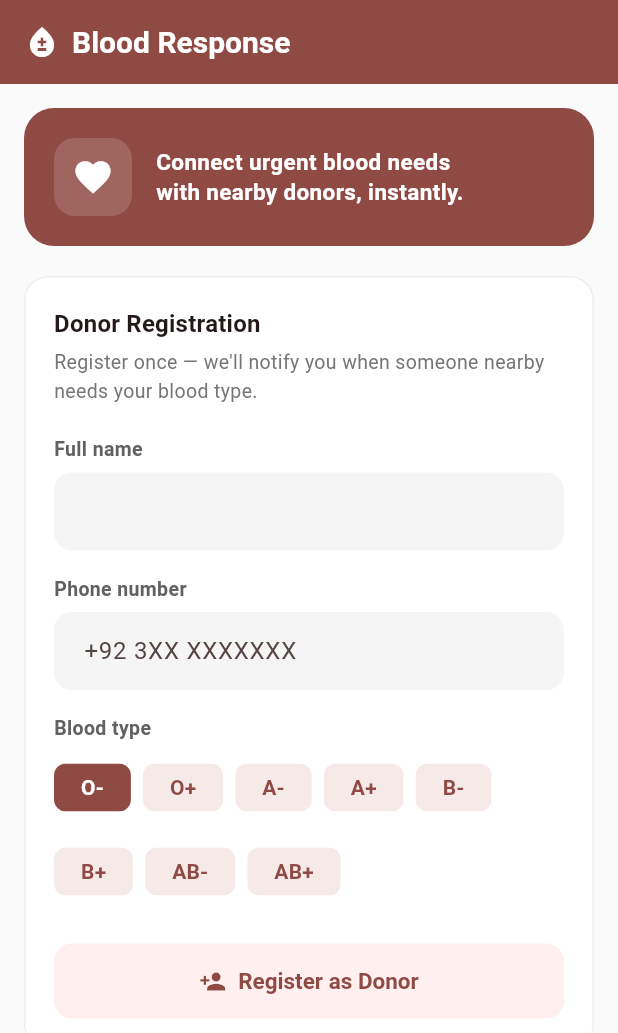
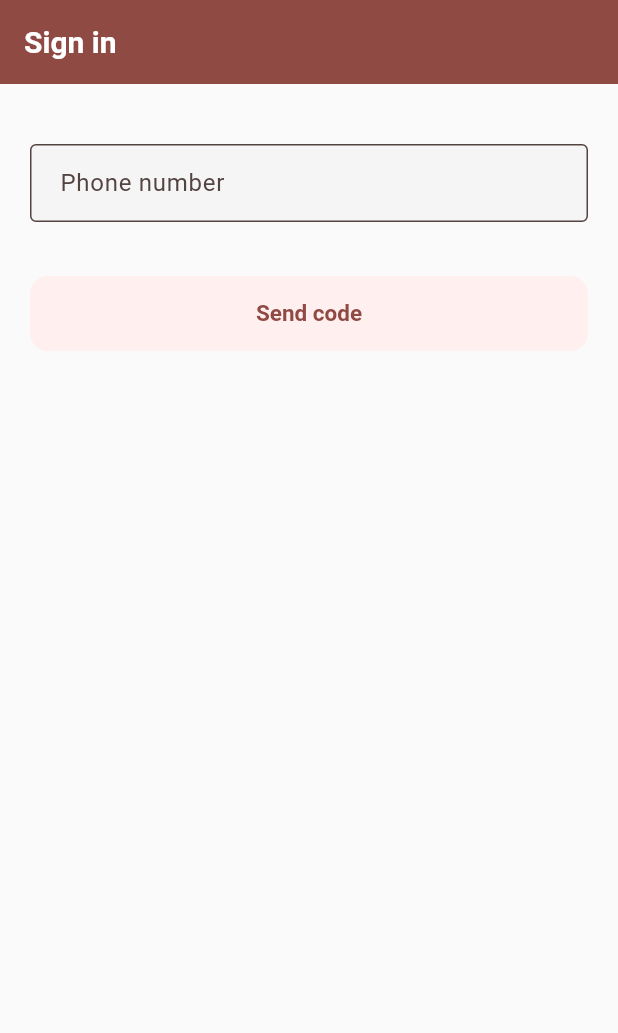
Before and after one commit to SufyanSaleem909/blood-response-system, a Flutter app: the screen it shows after launch, on a phone screen of 412 x 824 dp. Shown: the top 1033 px of the screen. Run offline on Flutter 3.47's test engine with Material 3 defaults, Android fonts, the phone set to English and light mode, and no system bars; our stand-ins replace firebase_core, firebase_messaging, geolocator, shared_preferences; accounts and stored records are empty.

```diff
--- /dev/null
+++ b/mobile/lib/auth_screen.dart
@@ -0,0 +1,140 @@
+import 'dart:convert';
+import 'package:flutter/material.dart';
+import 'package:http/http.dart' as http;
+import 'package:shared_preferences/shared_preferences.dart';
+
+const String baseUrl = "http://192.168.100.53:8000"; // match main.dart
+
+class AuthScreen extends StatefulWidget {
+  final Widget Function(String token, String? userId, String phone)
+  onAuthenticated;
+  const AuthScreen({super.key, required this.onAuthenticated});
+
+  @override
+  State<AuthScreen> createState() => _AuthScreenState();
+}
+
+class _AuthScreenState extends State<AuthScreen> {
+  final phoneCtrl = TextEditingController();
+  final codeCtrl = TextEditingController();
+  bool otpSent = false;
+  bool isLoading = false;
+
+  Future<void> _requestOtp() async {
+    if (phoneCtrl.text.trim().isEmpty) return;
+    setState(() => isLoading = true);
+    try {
+      final res = await http.post(
+        Uri.parse("$baseUrl/auth/request-otp"),
+        headers: {"Content-Type": "application/json"},
+        body: jsonEncode({"phone_number": phoneCtrl.text.trim()}),
+      );
+      if (res.statusCode == 200) {
+        setState(() => otpSent = true);
+        _showSnack("OTP sent — check backend console (dev mode).");
+      } else {
+        _showSnack("Failed to request OTP: ${res.body}");
+      }
+    } catch (e) {
+      _showSnack("Connection error: $e");
+    } finally {
+      setState(() => isLoading = false);
+    }
+  }
+
+  Future<void> _verifyOtp() async {
+    if (codeCtrl.text.trim().isEmpty) return;
+    setState(() => isLoading = true);
+    try {
+      final res = await http.post(
+        Uri.parse("$baseUrl/auth/verify-otp"),
+        headers: {"Content-Type": "application/json"},
+        body: jsonEncode({
+          "phone_number": phoneCtrl.text.trim(),
+          "code": codeCtrl.text.trim(),
+        }),
+      );
+      if (res.statusCode == 200) {
+        final data = jsonDecode(res.body);
+        final prefs = await SharedPreferences.getInstance();
+        await prefs.setString("access_token", data["access_token"]);
+        if (data["user_id"] != null) {
+          await prefs.setString("user_id", data["user_id"]);
+        }
+        await prefs.setString("phone_number", phoneCtrl.text.trim());
+
+        if (!mounted) return;
+        Navigator.pushReplacement(
+          context,
+          MaterialPageRoute(
+            builder: (_) => widget.onAuthenticated(
+              data["access_token"],
+              data["user_id"],
+              phoneCtrl.text.trim(),
+            ),
+          ),
+        );
+      } else {
+        _showSnack("Invalid code: ${res.body}");
+      }
+    } catch (e) {
+      _showSnack("Connection error: $e");
+    } finally {
+      setState(() => isLoading = false);
+    }
+  }
+
+  void _showSnack(String msg) {
+    if (!mounted) return;
+    ScaffoldMessenger.of(context).showSnackBar(SnackBar(content: Text(msg)));
+  }
+
+  @override
+  Widget build(BuildContext context) {
+    return Scaffold(
+      appBar: AppBar(title: const Text("Sign in")),
+      body: Padding(
+        padding: const EdgeInsets.all(20),
+        child: Column(
+          crossAxisAlignment: CrossAxisAlignment.stretch,
+          children: [
+            const SizedBox(height: 20),
+            TextField(
+              controller: phoneCtrl,
+              enabled: !otpSent,
+              keyboardType: TextInputType.phone,
+              decoration: const InputDecoration(
+                labelText: "Phone number",
+                hintText: "+92 3XX XXXXXXX",
+                border: OutlineInputBorder(),
+              ),
+            ),
+            const SizedBox(height: 16),
+            if (otpSent)
+              TextField(
+                controller: codeCtrl,
+                keyboardType: TextInputType.number,
+                decoration: const InputDecoration(
+                  labelText: "6-digit code",
+                  border: OutlineInputBorder(),
+                ),
+              ),
+            const SizedBox(height: 20),
+            ElevatedButton(
+              onPressed: isLoading
+                  ? null
+                  : (otpSent ? _verifyOtp : _requestOtp),
+              child: isLoading
+                  ? const SizedBox(
+                      width: 18,
+                      height: 18,
+                      child: CircularProgressIndicator(strokeWidth: 2),
+                    )
+                  : Text(otpSent ? "Verify code" : "Send code"),
+            ),
+          ],
+        ),
+      ),
+    );
+  }
+}
--- a/mobile/lib/main.dart
+++ b/mobile/lib/main.dart
@@ -5,6 +5,8 @@ import 'package:geolocator/geolocator.dart';
 import 'package:firebase_core/firebase_core.dart';
 import 'package:firebase_messaging/firebase_messaging.dart';
 import 'firebase_options.dart';
+import 'package:shared_preferences/shared_preferences.dart';
+import 'auth_screen.dart';
 
 const String baseUrl = "http://192.168.100.53:8000";
 
@@ -22,11 +24,14 @@ const List<String> kBloodTypes = [
 void main() async {
   WidgetsFlutterBinding.ensureInitialized();
   await Firebase.initializeApp(options: DefaultFirebaseOptions.currentPlatform);
-  runApp(const BloodApp());
+  final prefs = await SharedPreferences.getInstance();
+  final storedToken = prefs.getString("access_token");
+  runApp(BloodApp(initialToken: storedToken));
 }
 
 class BloodApp extends StatelessWidget {
-  const BloodApp({super.key});
+  final String? initialToken;
+  const BloodApp({super.key, this.initialToken});
 
   @override
   Widget build(BuildContext context) {
@@ -92,7 +97,12 @@ class BloodApp extends StatelessWidget {
           titleMedium: TextStyle(fontWeight: FontWeight.w700),
         ),
       ),
-      home: const HomeScreen(),
+      home: initialToken != null
+          ? HomeScreen(token: initialToken!)
+          : AuthScreen(
+              onAuthenticated: (token, userId, phone) =>
+                  HomeScreen(token: token),
+            ),
     );
   }
 }
@@ -176,7 +186,8 @@ class LabeledField extends StatelessWidget {
 // ---------------------------------------------------------------------------
 
 class HomeScreen extends StatefulWidget {
-  const HomeScreen({super.key});
+  final String token;
+  const HomeScreen({super.key, required this.token});
 
   @override
   State<HomeScreen> createState() => _HomeScreenState();
@@ -185,6 +196,7 @@ class HomeScreen extends StatefulWidget {
 class _HomeScreenState extends State<HomeScreen> {
   String? userId;
   String? registeredName;
+  String token = "";
   final nameCtrl = TextEditingController();
   final phoneCtrl = TextEditingController();
   String bloodType = "O-";
@@ -193,6 +205,7 @@ class _HomeScreenState extends State<HomeScreen> {
   @override
   void initState() {
     super.initState();
+    token = widget.token;
     FirebaseMessaging.onMessage.listen((message) {
       if (message.notification != null && mounted) {
         ScaffoldMessenger.of(context).showSnackBar(
@@ -377,7 +390,8 @@ class _HomeScreenState extends State<HomeScreen> {
                 onPressed: () => Navigator.push(
                   context,
                   MaterialPageRoute(
-                    builder: (_) => RequestScreen(requesterId: userId!),
+                    builder: (_) =>
+                        RequestScreen(requesterId: userId!, token: token),
                   ),
                 ),
                 icon: const Icon(Icons.emergency),
@@ -467,7 +481,13 @@ class _HomeScreenState extends State<HomeScreen> {
 
 class RequestScreen extends StatefulWidget {
   final String requesterId;
-  const RequestScreen({super.key, required this.requesterId});
+  final String token; // <--- Add token parameter
+
+  const RequestScreen({
+    super.key,
+    required this.requesterId,
+    required this.token, // <--- Require it in constructor
+  });
 
   @override
   State<RequestScreen> createState() => _RequestScreenState();
@@ -513,7 +533,10 @@ class _RequestScreenState extends State<RequestScreen> {
 
       final res = await http.post(
         Uri.parse("$baseUrl/blood-requests/"),
-        headers: {"Content-Type": "application/json"},
+        headers: {
+          "Content-Type": "application/json",
+          "Authorization": "Bearer ${widget.token}",
+        },
         body: jsonEncode({
           "requester_id": widget.requesterId,
           "blood_type_needed": bloodType,
@@ -551,7 +574,10 @@ class _RequestScreenState extends State<RequestScreen> {
     try {
       final res = await http.post(
         Uri.parse("$baseUrl/blood-requests/$currentRequestId/respond"),
-        headers: {"Content-Type": "application/json"},
+        headers: {
+          "Content-Type": "application/json",
+          "Authorization": "Bearer ${widget.token}",
+        },
         body: jsonEncode({"donor_id": donorId, "status": status}),
       );
       if (res.statusCode == 201) {
--- a/mobile/pubspec.yaml
+++ b/mobile/pubspec.yaml
@@ -34,6 +34,7 @@ dependencies:
   geolocator: ^13.0.0
   firebase_core: ^4.14.0
   firebase_messaging: ^16.6.0
+  shared_preferences: ^2.3.3
   # The following adds the Cupertino Icons font to your application.
   # Use with the CupertinoIcons class for iOS style icons.
   cupertino_icons: ^1.0.8
```
Also changed, not shown: mobile/pubspec.lock, 2 other files.
